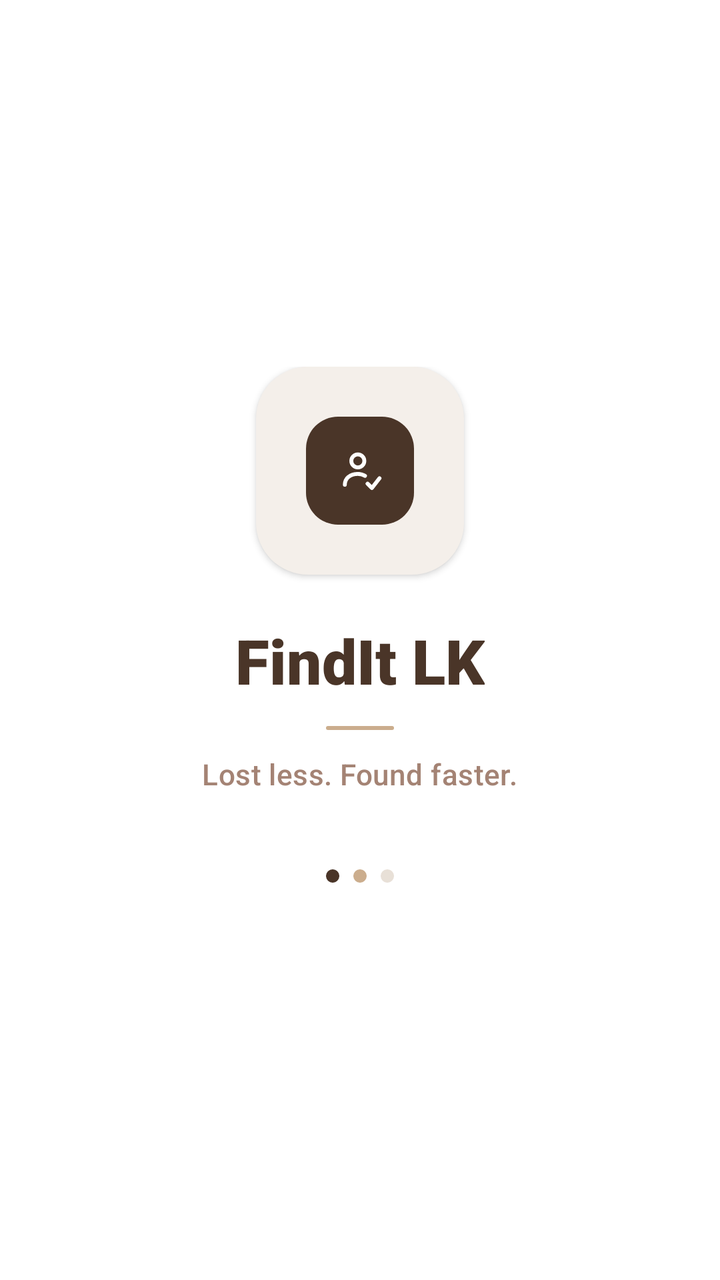
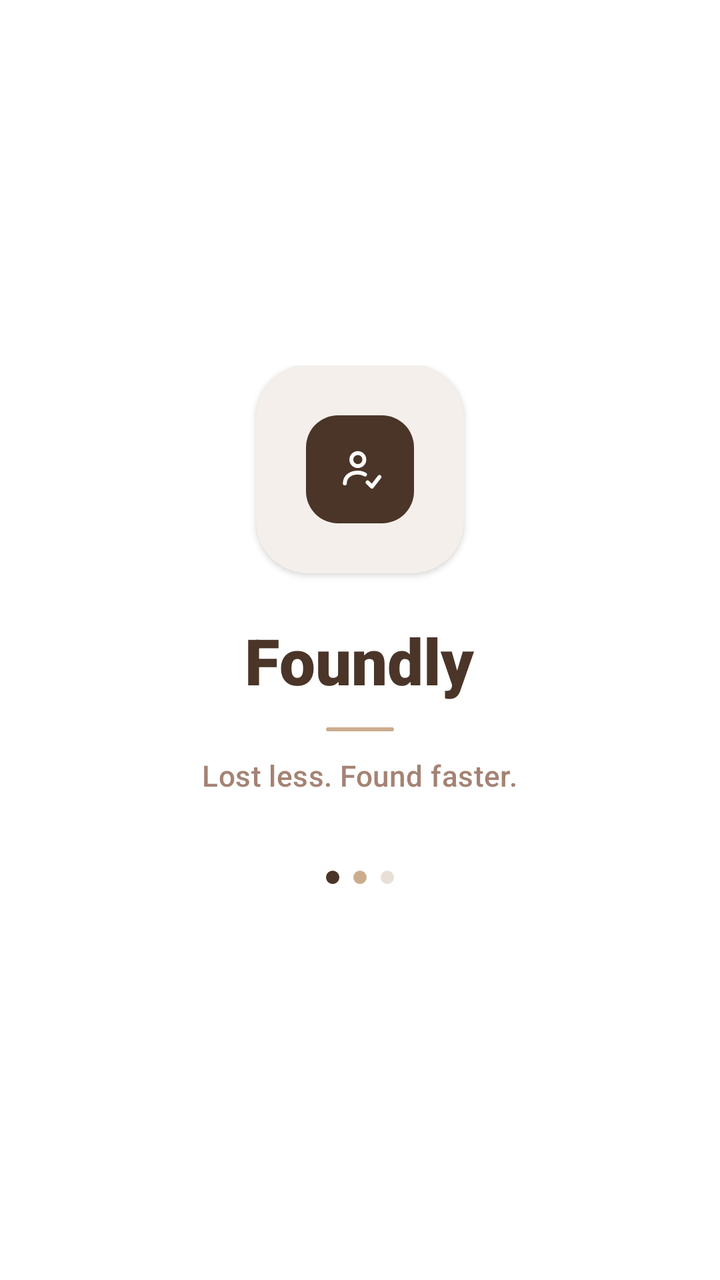

The first picture is an Android layout as it rendered before a commit; the second is the same layout after the commit. The layout source and the unified diff follow.
<!-- AndroidManifest.xml: application theme Theme.LostAndFound -->
<!-- res/layout/activity_splash.xml -->
<?xml version="1.0" encoding="utf-8"?>
<androidx.constraintlayout.widget.ConstraintLayout xmlns:android="http://schemas.android.com/apk/res/android"
    xmlns:app="http://schemas.android.com/apk/res-auto"
    xmlns:tools="http://schemas.android.com/tools"
    android:id="@+id/splashRoot"
    android:layout_width="match_parent"
    android:layout_height="match_parent"
    android:background="@color/white"
    tools:context=".SplashActivity">

    
    <LinearLayout
        android:id="@+id/centerBrandingBox"
        android:layout_width="wrap_content"
        android:layout_height="wrap_content"
        android:gravity="center_horizontal"
        android:orientation="vertical"
        app:layout_constraintBottom_toBottomOf="parent"
        app:layout_constraintEnd_toEndOf="parent"
        app:layout_constraintStart_toStartOf="parent"
        app:layout_constraintTop_toTopOf="parent"
        app:layout_constraintVertical_bias="0.48">

        
        <FrameLayout
            android:id="@+id/logoOuterBox"
            android:layout_width="104dp"
            android:layout_height="104dp"
            android:background="@drawable/bg_splash_outer_card"
            android:elevation="2dp">

            
            <FrameLayout
                android:id="@+id/logoInnerBox"
                android:layout_width="54dp"
                android:layout_height="54dp"
                android:layout_gravity="center"
                android:background="@drawable/bg_splash_inner_card">

                
                <ImageView
                    android:id="@+id/logoIcon"
                    android:layout_width="26dp"
                    android:layout_height="26dp"
                    android:layout_gravity="center"
                    android:contentDescription="FindIt LK Logo"
                    android:src="@drawable/ic_splash_logo" />
            </FrameLayout>
        </FrameLayout>

        
        <TextView
            android:id="@+id/appNameText"
            android:layout_width="wrap_content"
            android:layout_height="wrap_content"
            android:layout_marginTop="22dp"
            android:fontFamily="sans-serif-black"
            android:text="FindIt LK"
            android:textColor="#4A3528"
            android:textSize="31sp"
            android:textStyle="bold" />

        
        <View
            android:id="@+id/brandDivider"
            android:layout_width="34dp"
            android:layout_height="2dp"
            android:layout_marginTop="12dp"
            android:background="@drawable/bg_splash_divider" />

        
        <TextView
            android:id="@+id/taglineText"
            android:layout_width="wrap_content"
            android:layout_height="wrap_content"
            android:layout_marginTop="12dp"
            android:fontFamily="sans-serif-medium"
            android:letterSpacing="0.01"
            android:text="Lost less. Found faster."
            android:textColor="#A48374"
            android:textSize="14.5sp" />

        
        <LinearLayout
            android:id="@+id/indicatorDotsRow"
            android:layout_width="wrap_content"
            android:layout_height="wrap_content"
            android:layout_marginTop="38dp"
            android:gravity="center"
            android:orientation="horizontal">

            <View
                android:id="@+id/dotFirst"
                android:layout_width="6.5dp"
                android:layout_height="6.5dp"
                android:background="@drawable/bg_dot_active" />

            <View
                android:id="@+id/dotSecond"
                android:layout_width="6.5dp"
                android:layout_height="6.5dp"
                android:layout_marginStart="7dp"
                android:background="@drawable/bg_dot_inactive_1" />

            <View
                android:id="@+id/dotThird"
                android:layout_width="6.5dp"
                android:layout_height="6.5dp"
                android:layout_marginStart="7dp"
                android:background="@drawable/bg_dot_inactive_2" />
        </LinearLayout>

    </LinearLayout>

</androidx.constraintlayout.widget.ConstraintLayout>
<!-- resources referenced by this layout -->
<resources>
  <color name="white">#FFFFFFFF</color>
  <!-- drawable bg_dot_active (drawable) -->
  <?xml version="1.0" encoding="utf-8"?>
  <shape xmlns:android="http://schemas.android.com/apk/res/android"
      android:shape="oval">
      <size android:width="7dp" android:height="7dp" />
      <solid android:color="#4A3528" />
  </shape>
  <!-- drawable bg_dot_inactive_1 (drawable) -->
  <?xml version="1.0" encoding="utf-8"?>
  <shape xmlns:android="http://schemas.android.com/apk/res/android"
      android:shape="oval">
      <size android:width="7dp" android:height="7dp" />
      <solid android:color="#CBAD8D" />
  </shape>
  <!-- drawable bg_dot_inactive_2 (drawable) -->
  <?xml version="1.0" encoding="utf-8"?>
  <shape xmlns:android="http://schemas.android.com/apk/res/android"
      android:shape="oval">
      <size android:width="7dp" android:height="7dp" />
      <solid android:color="#E8E0D7" />
  </shape>
  <!-- drawable bg_splash_divider (drawable) -->
  <?xml version="1.0" encoding="utf-8"?>
  <shape xmlns:android="http://schemas.android.com/apk/res/android"
      android:shape="rectangle">
      <corners android:radius="2dp" />
      <solid android:color="#CBAD8D" />
  </shape>
  <!-- drawable bg_splash_inner_card (drawable) -->
  <?xml version="1.0" encoding="utf-8"?>
  <shape xmlns:android="http://schemas.android.com/apk/res/android"
      android:shape="rectangle">
      <corners android:radius="16dp" />
      <solid android:color="#4A3528" />
  </shape>
  <!-- drawable bg_splash_outer_card (drawable) -->
  <?xml version="1.0" encoding="utf-8"?>
  <shape xmlns:android="http://schemas.android.com/apk/res/android"
      android:shape="rectangle">
      <corners android:radius="26dp" />
      <solid android:color="#F4EFEA" />
  </shape>
  <!-- drawable ic_splash_logo (drawable) -->
  <vector xmlns:android="http://schemas.android.com/apk/res/android"
      android:width="30dp"
      android:height="30dp"
      android:viewportWidth="24"
      android:viewportHeight="24">
  
      
      <path
          android:fillColor="@android:color/transparent"
          android:strokeColor="#FFFFFF"
          android:strokeWidth="1.8"
          android:strokeLineCap="round"
          android:strokeLineJoin="round"
          android:pathData="M11,10.5 C12.6569,10.5 14,9.1569 14,7.5 C14,5.8431 12.6569,4.5 11,4.5 C9.3431,4.5 8,5.8431 8,7.5 C8,9.1569 9.3431,10.5 11,10.5 Z" />
  
      
      <path
          android:fillColor="@android:color/transparent"
          android:strokeColor="#FFFFFF"
          android:strokeWidth="1.8"
          android:strokeLineCap="round"
          android:strokeLineJoin="round"
          android:pathData="M5,18.5 C5,15.5 7.5,13.5 11,13.5 C12.2,13.5 13.3,13.8 14.3,14.4" />
  
      
      <path
          android:fillColor="@android:color/transparent"
          android:strokeColor="#FFFFFF"
          android:strokeWidth="1.8"
          android:strokeLineCap="round"
          android:strokeLineJoin="round"
          android:pathData="M15.5,18 L17.5,20 L21,15.5" />
  
  </vector>
  <style name="Theme.LostAndFound" parent="Base.Theme.LostAndFound" />
  <style name="Base.Theme.LostAndFound" parent="Theme.Material3.DayNight.NoActionBar">
          
          <item name="android:statusBarColor">@color/white</item>
          <item name="android:windowLightStatusBar" tools:targetApi="m">true</item>
          <item name="android:navigationBarColor">@color/white</item>
          <item name="android:windowLightNavigationBar" tools:targetApi="o_mr1">true</item>
      </style>
</resources>

<!-- the commit's change to res/layout/activity_splash.xml (unified diff, before → after) -->
@@ -55,9 +55,9 @@
             android:layout_height="wrap_content"
             android:layout_marginTop="22dp"
             android:fontFamily="sans-serif-black"
-            android:text="FindIt LK"
+            android:text="Foundly"
             android:textColor="#4A3528"
-            android:textSize="31sp"
+            android:textSize="32sp"
             android:textStyle="bold" />
 
         
